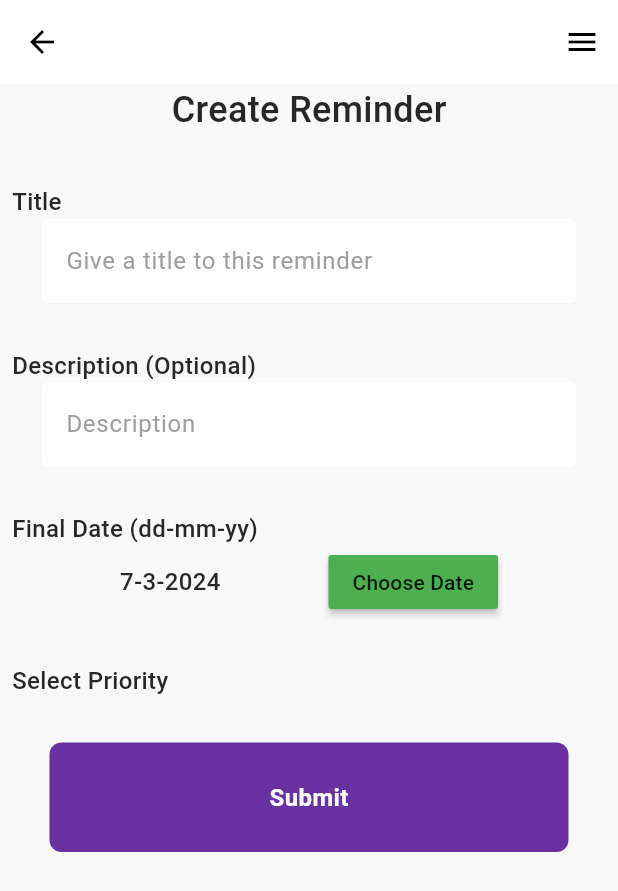
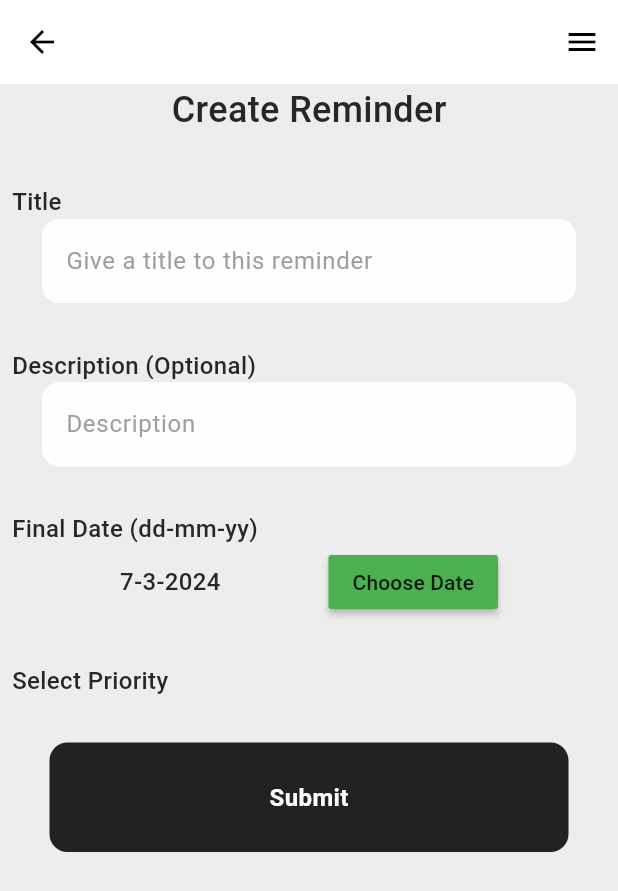
Before and after one commit to UdishaChaudhary/duely, a Flutter app: the screen it shows once a user with an empty profile is signed in, after a tap on the "add alert" icon, on a phone screen of 412 x 824 dp. Shown: the top 891 px of the screen. Run offline on Flutter 3.47's test engine with Material 3 defaults, Android fonts, the light colour scheme and no system bars; our stand-ins replace firebase_auth, firebase_core, google_fonts; accounts and stored records are empty; network calls fail.

Commit message:
new coluring and styling

```diff
--- a/lib/components/button.dart
+++ b/lib/components/button.dart
@@ -15,8 +15,8 @@ class MyButton extends StatelessWidget {
         padding: const EdgeInsets.all(25),
         margin: const EdgeInsets.symmetric(horizontal: 25),
         decoration: BoxDecoration(
-            color: Color.fromARGB(255, 105, 49, 162),
-            borderRadius: BorderRadius.circular(8)),
+            color: Color.fromARGB(255, 34, 34, 34),
+            borderRadius: BorderRadius.circular(12)),
         child: Center(
           child: Text(
             buttonName,
--- a/lib/components/my_text_field.dart
+++ b/lib/components/my_text_field.dart
@@ -20,8 +20,14 @@ class MyTextField extends StatelessWidget {
         controller: controller,
         obscureText: obscureText,
         decoration: InputDecoration(
-            enabledBorder: const OutlineInputBorder(
-                borderSide: BorderSide(color: Colors.white)),
+            enabledBorder: OutlineInputBorder(
+              borderRadius: BorderRadius.circular(12),
+              borderSide: BorderSide(color: Colors.white),
+            ),
+            focusedBorder: OutlineInputBorder(
+              borderRadius: BorderRadius.circular(12),
+              borderSide: BorderSide(color: const Color.fromARGB(255, 255, 255, 255)),
+            ),
             fillColor: Color.fromARGB(255, 255, 254, 254),
             filled: true,
             hintText: hintText,
--- a/lib/main.dart
+++ b/lib/main.dart
@@ -3,7 +3,6 @@ import 'package:flutter/material.dart'; // gives access to pre-defined widgets i
 import 'package:firebase_core/firebase_core.dart';
 
 void main() async {
-
   WidgetsFlutterBinding.ensureInitialized(); //gives access to negative code
 
   await Firebase.initializeApp();
@@ -24,12 +23,9 @@ class MyApp extends StatelessWidget {
         theme: ThemeData(
           useMaterial3: true,
           colorScheme: ColorScheme.fromSwatch(primarySwatch: Colors.blueGrey),
-        scaffoldBackgroundColor: Color.fromARGB(255, 248, 248, 248),
-
+          scaffoldBackgroundColor: Color.fromARGB(255, 237, 237, 237),
         ),
-
         debugShowCheckedModeBanner: false,
-      home: MainPage()
-    );
+        home: MainPage());
   }
 }
--- a/lib/pages/login.dart
+++ b/lib/pages/login.dart
@@ -1,16 +1,13 @@
 import 'package:duely/components/my_text_field.dart';
+import 'package:flutter/widgets.dart';
 import 'package:google_fonts/google_fonts.dart';
 import 'package:duely/components/button.dart';
-import 'package:duely/pages/sign_up.dart';
 import "package:firebase_auth/firebase_auth.dart";
 import 'package:flutter/material.dart'; // gives access to pre-defined widgets including
 
-
 class LoginPage extends StatefulWidget {
-
   final VoidCallback showSignupPage;
-  const LoginPage({
-    Key? key, required this.showSignupPage}) : super(key: key);
+  const LoginPage({Key? key, required this.showSignupPage}) : super(key: key);
 
   @override
   State<LoginPage> createState() => _LoginPageState();
@@ -28,25 +25,23 @@ class _LoginPageState extends State<LoginPage> {
         password: passwordController.text.trim());
   }
 
-
-
   @override
-  void dispose(){
+  void dispose() {
     emailController.dispose();
     passwordController.dispose();
     super.dispose();
   }
 
-
   @override
   Widget build(BuildContext context) {
     return Scaffold(
         appBar: AppBar(
-            backgroundColor: Color.fromARGB(255, 105, 49, 162),
-            title: Text(
-              "Duely",
-              style: GoogleFonts.calligraffitti()
-            )),
+            backgroundColor: Color.fromARGB(255, 145, 102, 188),
+            title: Text("Duely",
+                style: GoogleFonts.calligraffitti(
+                    color: Colors.white,
+                    fontSize: 28,
+                    fontWeight: FontWeight.bold))),
         body: SafeArea(
             child: Center(
           child: Column(
@@ -93,17 +88,28 @@ class _LoginPageState extends State<LoginPage> {
 
               const SizedBox(height: 50),
 
-              Text(
-                'Sign up if you are new',
-                style: TextStyle(color: Colors.black, fontSize: 16),
-              ),
-
-              const SizedBox(height: 25),
-
-              MyButton(
-                buttonName: "Sign up",
-                onTap: widget.showSignupPage,
-
+              Row(
+                mainAxisAlignment: MainAxisAlignment.center,
+                children: [
+                  Text(
+                    'Not a registered member? ',
+                    style: TextStyle(
+                        color: Colors.black,
+                        fontWeight: FontWeight.bold,
+                        fontSize: 16),
+                  ),
+                  GestureDetector(
+                    onTap: widget.showSignupPage,
+                    child: Text(
+                      'Register now',
+                      style: TextStyle(
+                        color: Colors.blue,
+                        fontWeight: FontWeight.bold,
+                        fontSize: 16,
+                      ),
+                    ),
+                  ),
+                ],
               ),
             ],
           ),
--- a/lib/pages/sign_up.dart
+++ b/lib/pages/sign_up.dart
@@ -1,6 +1,5 @@
 import 'package:duely/components/button.dart';
 import 'package:duely/components/my_text_field.dart';
-import 'package:duely/pages/login.dart';
 import "package:firebase_auth/firebase_auth.dart";
 import 'package:flutter/material.dart'; // gives access to pre-defined widgets including
 import 'package:google_fonts/google_fonts.dart';
@@ -9,7 +8,8 @@ class signUpPage extends StatefulWidget {
   final VoidCallback showLoginPage;
   const signUpPage({
     Key? key,
-    required this.showLoginPage,}) : super(key: key);
+    required this.showLoginPage,
+  }) : super(key: key);
 
   @override
   State<signUpPage> createState() => _signUpPageState();
@@ -30,7 +30,7 @@ class _signUpPageState extends State<signUpPage> {
   }
 
   @override
-  void dispose(){
+  void dispose() {
     emailController.dispose();
     passwordController.dispose();
     confrimController.dispose();
@@ -41,16 +41,17 @@ class _signUpPageState extends State<signUpPage> {
   Widget build(BuildContext context) {
     return Scaffold(
         appBar: AppBar(
-            backgroundColor: Color.fromARGB(255, 105, 49, 162),
+            backgroundColor: Color.fromARGB(255, 145, 102, 188),
             title: Text(
               "Duely",
               style: GoogleFonts.calligraffitti(
                   color: Colors.white,
-                fontSize: 30,
-              ),
+                  fontSize: 28,
+                  fontWeight: FontWeight.bold),
             )),
         body: SafeArea(
             child: Center(
+          child: SingleChildScrollView(
             child: Column(
               children: [
                 const SizedBox(height: 60),
@@ -100,7 +101,34 @@ class _signUpPageState extends State<signUpPage> {
                     signUp();
                   },
                 ),
+
+                const SizedBox(height: 50),
+
+                Row(
+                  mainAxisAlignment: MainAxisAlignment.center,
+                  children: [
+                    Text(
+                      'Already a member? ',
+                      style: TextStyle(
+                          color: Colors.black,
+                          fontWeight: FontWeight.bold,
+                          fontSize: 16),
+                    ),
+                    GestureDetector(
+                      onTap: widget.showLoginPage,
+                      child: Text(
+                        'Login now',
+                        style: TextStyle(
+                          color: Colors.blue,
+                          fontWeight: FontWeight.bold,
+                          fontSize: 16,
+                        ),
+                      ),
+                    ),
                   ],
+                ),
+              ],
+            ),
           ),
         )));
   }
--- a/pubspec.yaml
+++ b/pubspec.yaml
@@ -12,7 +12,9 @@ dependencies:
   flutter:
     sdk: flutter
   firebase_auth: ^4.17.7
-  google_fonts: ^2.1.0
+  firebase_core: ^1.10.0
+  google_fonts: ^4.0.1
+
 
   english_words: ^4.0.0
   provider: ^6.0.0
```
Also changed, not shown: pubspec.lock, 1 other file. Lines whose indentation alone changed are shown as unchanged.
